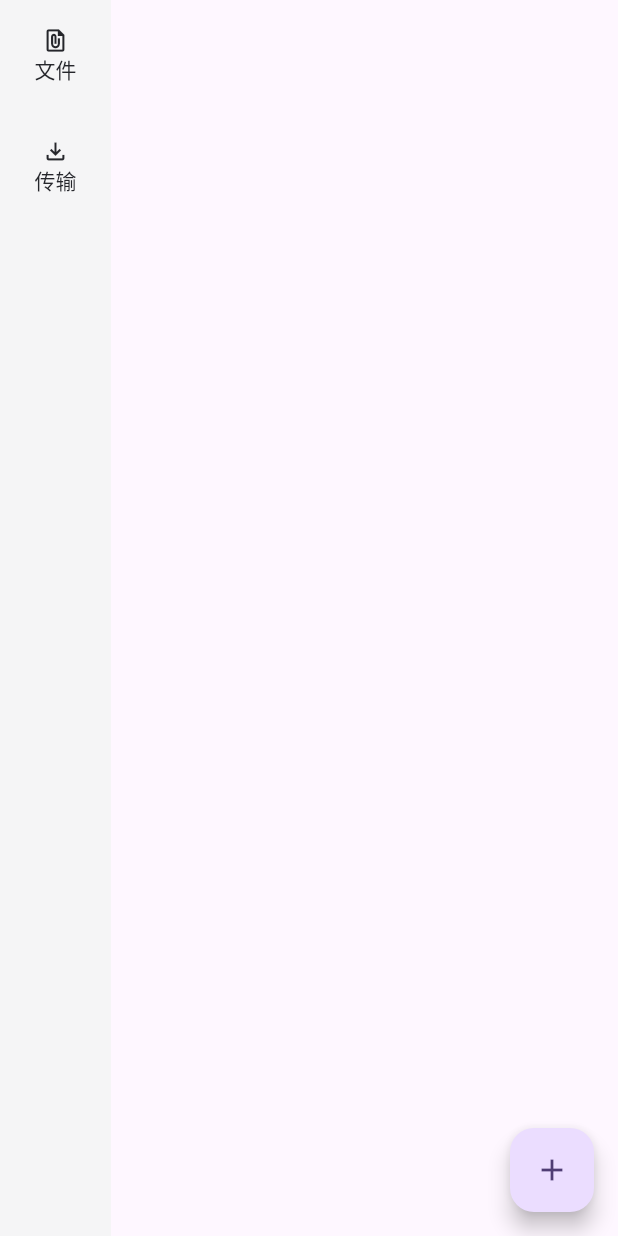
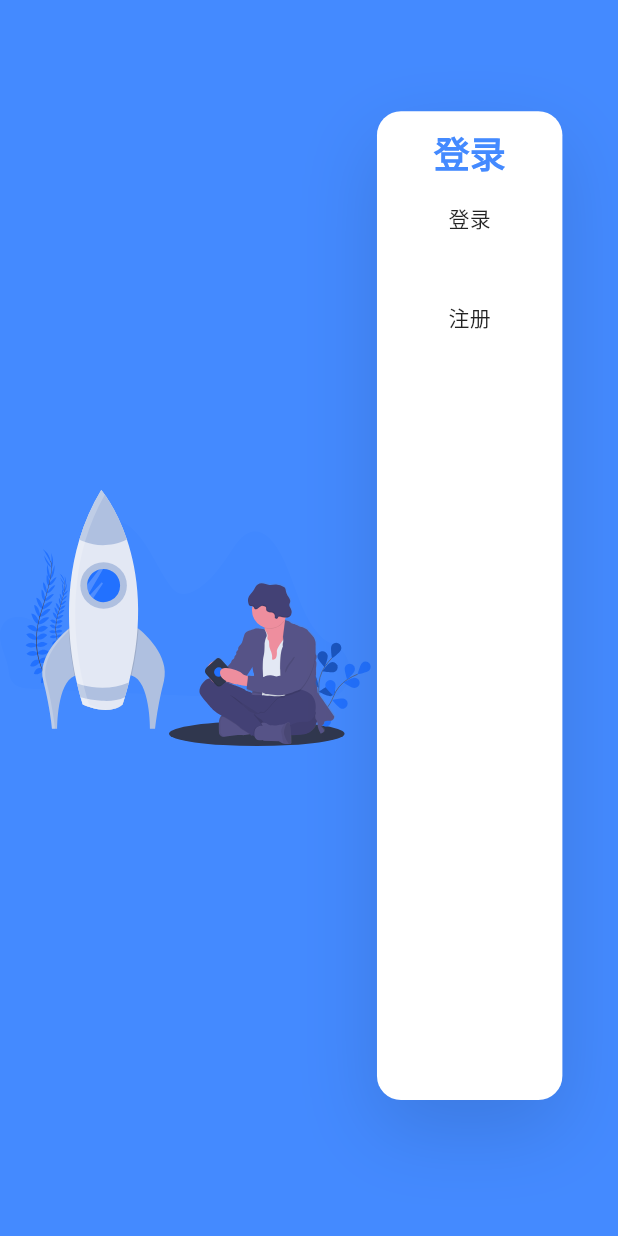
Before and after one commit to LRolinx/object-cloud-drive, a Flutter app: the screen it shows after launch, on a phone screen of 412 x 824 dp. Run offline on Flutter 3.47's test engine with Material 3 defaults, Android fonts, the phone set to English and light mode, and no system bars; our stand-ins replace cross_file, flutter_svg, get; missing offline and left inert: dart:ffi, desktop_drop, p2pclient.

Commit message:
添加登录界面

```diff
--- a/client/lib/main.dart
+++ b/client/lib/main.dart
@@ -1,7 +1,10 @@
 import 'package:client/pages/ResourceManager.dart';
+import 'package:client/pages/login/login.dart';
+import 'package:client/routers/routers.dart';
 import 'package:cross_file/cross_file.dart';
 import 'package:flutter/material.dart';
 import 'package:desktop_drop/desktop_drop.dart';
+import 'package:get/get_navigation/src/root/get_material_app.dart';
 
 void main() {
   runApp(const MyApp());
@@ -13,7 +16,9 @@ class MyApp extends StatelessWidget {
   // This widget is the root of your application.
   @override
   Widget build(BuildContext context) {
-    return MaterialApp(
+    return GetMaterialApp(
+      initialRoute: "/login",
+      getPages: Routers.getPages,
       title: 'Flutter Demo',
       theme: ThemeData(
         // This is the theme of your application.
@@ -150,6 +155,7 @@ class _MyHomePageState extends State<MyHomePage> {
         Expanded(child: ListView(
           children: [
             ResourceManager(),
+            // Login()
           ],
         ),),
 
--- /dev/null
+++ b/client/lib/pages/login/login.dart
@@ -0,0 +1,69 @@
+import 'package:flutter/material.dart';
+import 'package:flutter_svg/flutter_svg.dart';
+import 'package:get/get.dart';
+
+class Login extends StatelessWidget {
+  @override
+  Widget build(BuildContext context) {
+    // TODO: implement build
+    double width = MediaQuery.of(context).size.width / 100;
+    double height = MediaQuery.of(context).size.height / 100;
+
+    return Container(
+      color: Colors.blueAccent,
+      child: Stack(
+        children: [
+          Container(
+            width: width * 60,
+            height: height * 100,
+            child: SvgPicture.asset("assets/svg/login.svg"),
+          ),
+          Positioned(
+              right: width * 10 - width,
+              top: height * 10 - height,
+              child: Container(
+                decoration:BoxDecoration(
+
+                    color: Colors.white,
+                  borderRadius: BorderRadius.all(Radius.circular(16)),
+                  boxShadow: [BoxShadow(color: Colors.black12,blurRadius: 45,offset:Offset(0,20),)]
+                ),
+                padding: EdgeInsets.only(left: 16,right: 16,top: 10,bottom: 10),
+                width: width * 30,
+                height: height * 80,
+                child: Column(
+                  children: [
+                    Text("登录",style: TextStyle(fontSize: 24,color: Colors.blueAccent, decoration: TextDecoration.none),),
+
+                    // Container(
+                    //   // height: 100,
+                    //   // width: 100,
+                    //   child: Row(
+                    //     children: [
+                    //       TextField(),
+                    //     ],
+                    //   )
+                    // )
+
+                    Container(
+                      margin: EdgeInsets.only(bottom: 16),
+                      child: Row(children: [
+                        Expanded(child: MaterialButton(onPressed: (){
+                          Get.back();
+                        },child: Text("登录"),height: 50,)),
+                      ],),
+                    ),
+                    Container(
+                      margin: EdgeInsets.only(bottom: 16),
+                      child: Row(children: [
+                        Expanded(child: MaterialButton(onPressed: (){},child: Text("注册"),height: 50,)),
+                      ],),
+                    ),
+                  ],
+                ),
+              ))
+        ],
+      ),
+    );
+  }
+}
--- /dev/null
+++ b/client/lib/routers/routers.dart
@@ -0,0 +1,7 @@
+import 'package:client/pages/login/login.dart';
+import 'package:get/get_navigation/get_navigation.dart';
+
+class Routers {
+  static const login = '/login';
+  static List<GetPage> getPages = [GetPage(name: login, page: () => Login())];
+}
--- a/client/pubspec.yaml
+++ b/client/pubspec.yaml
@@ -40,6 +40,8 @@ dependencies:
   path_provider: ^2.1.1
   get: ^4.6.6
   uuid: ^4.1.0
+  flutter_svg: ^2.0.9
+  shared_preferences: ^2.2.2 #这是本地存储
 
 dev_dependencies:
   flutter_test:
@@ -67,6 +69,8 @@ flutter:
   assets:
     - assets/img/folder.png
     - assets/img/folder_share.png
+    - assets/svg/login.svg
+    - assets/svg/register.svg
 
   # An image asset can refer to one or more resolution-specific "variants", see
   # https://flutter.dev/assets-and-images/#resolution-aware
```
Also changed, not shown: client/assets/svg/login.svg (renamed from client/assets/svg/log.svg), client/pubspec.lock, 2 other files.
